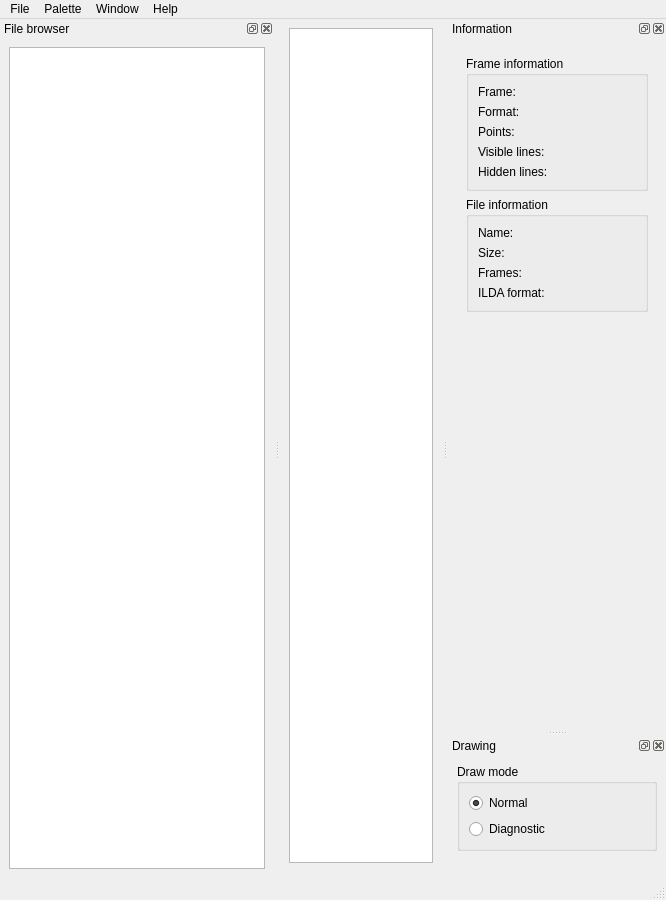
The window that trunk/src/MainWindow.ui (themarcassin/zilda) describes before a commit, drawn with Qt 5.
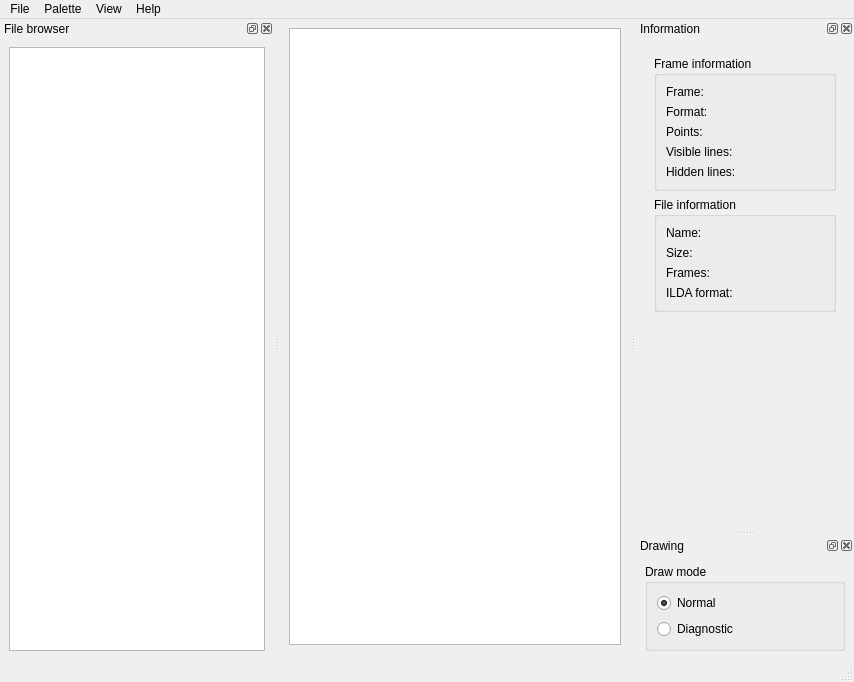
The same window after the commit. Icons and pictures are not drawn. Custom widgets are drawn as their Qt base class.

Patch:
```diff
--- a/trunk/src/MainWindow.ui
+++ b/trunk/src/MainWindow.ui
@@ -6,8 +6,8 @@
    <rect>
     <x>0</x>
     <y>0</y>
-    <width>666</width>
-    <height>900</height>
+    <width>854</width>
+    <height>682</height>
    </rect>
   </property>
   <property name="windowTitle">
@@ -80,8 +80,8 @@
     <rect>
      <x>0</x>
      <y>0</y>
-     <width>666</width>
-     <height>22</height>
+     <width>854</width>
+     <height>21</height>
     </rect>
    </property>
    <widget class="QMenu" name="menuFile">
@@ -117,9 +117,9 @@
     </property>
     <addaction name="actionAbout"/>
    </widget>
-   <widget class="QMenu" name="menuWindow">
+   <widget class="QMenu" name="menuView">
     <property name="title">
-     <string>Window</string>
+     <string>View</string>
     </property>
     <addaction name="actionFile_browser"/>
     <addaction name="actionInformation"/>
@@ -127,11 +127,17 @@
    </widget>
    <addaction name="menuFile"/>
    <addaction name="menuPalette"/>
-   <addaction name="menuWindow"/>
+   <addaction name="menuView"/>
    <addaction name="menuHelp"/>
   </widget>
   <widget class="QStatusBar" name="statusbar"/>
-  <widget class="QDockWidget" name="dockWidget">
+  <widget class="QDockWidget" name="informationDock">
+   <property name="sizePolicy">
+    <sizepolicy hsizetype="Preferred" vsizetype="Preferred">
+     <horstretch>0</horstretch>
+     <verstretch>0</verstretch>
+    </sizepolicy>
+   </property>
    <property name="allowedAreas">
     <set>Qt::LeftDockWidgetArea|Qt::RightDockWidgetArea</set>
    </property>
@@ -146,7 +152,7 @@
      <item>
       <widget class="QWidget" name="widget" native="true">
        <property name="sizePolicy">
-        <sizepolicy hsizetype="Fixed" vsizetype="Preferred">
+        <sizepolicy hsizetype="Preferred" vsizetype="Preferred">
          <horstretch>0</horstretch>
          <verstretch>0</verstretch>
         </sizepolicy>
@@ -157,12 +163,6 @@
          <height>0</height>
         </size>
        </property>
-       <property name="maximumSize">
-        <size>
-         <width>200</width>
-         <height>16777215</height>
-        </size>
-       </property>
        <layout class="QVBoxLayout" name="verticalLayout_3">
         <item>
          <widget class="QGroupBox" name="groupBox_3">
@@ -313,7 +313,7 @@
   </widget>
   <widget class="QDockWidget" name="dockWidget_2">
    <property name="sizePolicy">
-    <sizepolicy hsizetype="Preferred" vsizetype="Preferred">
+    <sizepolicy hsizetype="Preferred" vsizetype="MinimumExpanding">
      <horstretch>0</horstretch>
      <verstretch>0</verstretch>
     </sizepolicy>
@@ -384,7 +384,14 @@
    <widget class="QWidget" name="dockWidgetContents_3">
     <layout class="QVBoxLayout" name="verticalLayout_6">
      <item>
-      <widget class="QTreeView" name="treeView"/>
+      <widget class="QTreeView" name="treeView">
+       <property name="alternatingRowColors">
+        <bool>true</bool>
+       </property>
+       <property name="uniformRowHeights">
+        <bool>true</bool>
+       </property>
+      </widget>
      </item>
     </layout>
    </widget>
```
Left out of the diff: 31 changed lines with no effect on the pictures.
